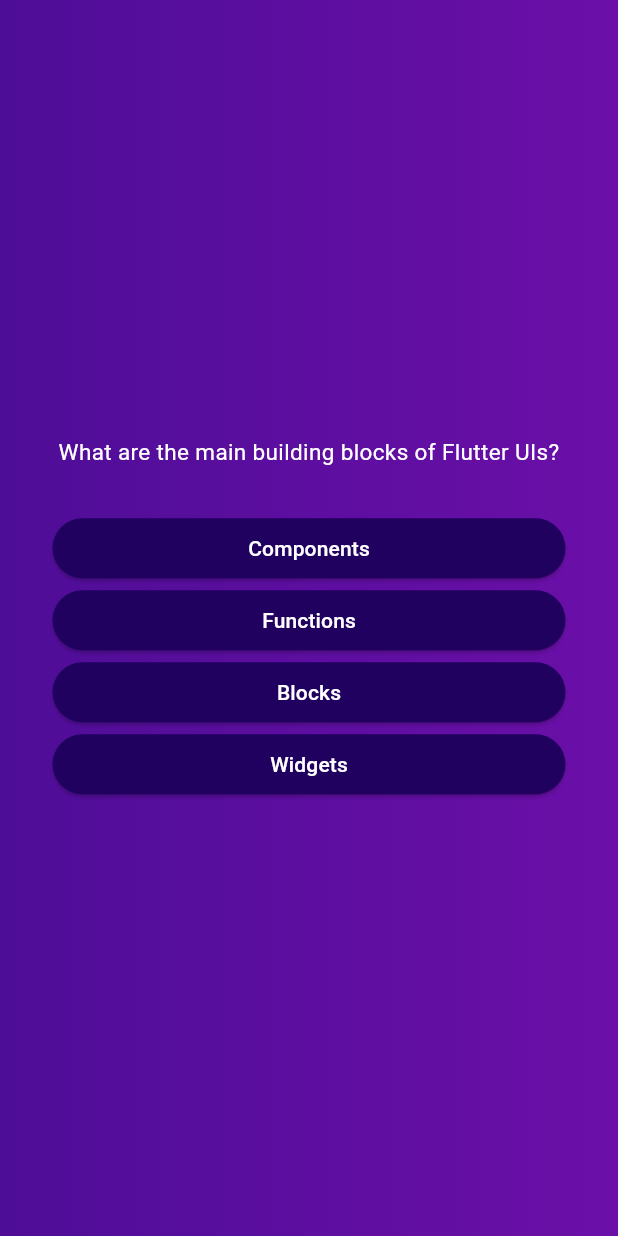
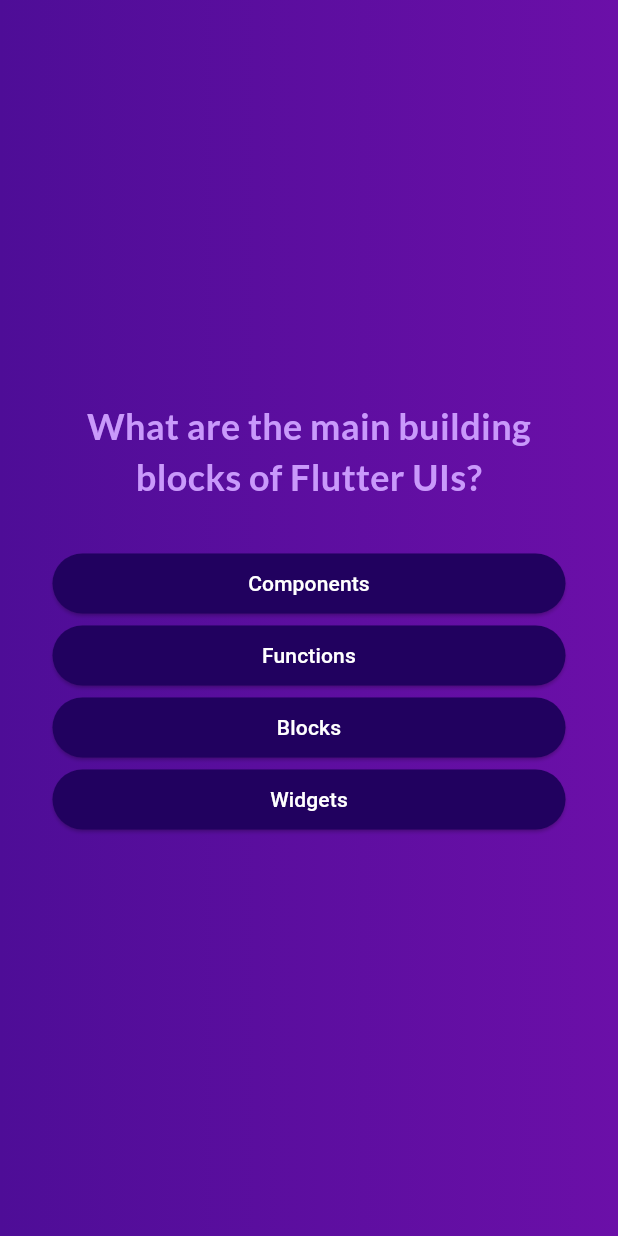
Before and after one commit to Sharoz29/quiz-app-flutter, a Flutter app: the screen it shows after launch, after a tap on "Start Quiz", on a phone screen of 412 x 824 dp. Run offline on Flutter 3.47's test engine with Material 3 defaults, Android fonts, the phone set to English and light mode, and no system bars; our stand-ins replace google_fonts.

Commit message:
Enabling google fonts and text design changes

```diff
--- a/lib/answer_button.dart
+++ b/lib/answer_button.dart
@@ -19,7 +19,7 @@ class AnswerButton extends StatelessWidget {
         ),
         padding: const EdgeInsets.symmetric(horizontal: 40, vertical: 10),
       ),
-      child: Text(answerText),
+      child: Text(answerText, textAlign: TextAlign.center,),
     );
   }
 }
--- a/lib/question_screen.dart
+++ b/lib/question_screen.dart
@@ -2,6 +2,7 @@ import "package:flutter/material.dart";
 import "package:quiz_app/gap_box.dart";
 import "package:quiz_app/answer_button.dart";
 import "package:quiz_app/data/questions.dart";
+import "package:google_fonts/google_fonts.dart";
 
 class QuestionScreen extends StatefulWidget {
   const QuestionScreen({super.key});
@@ -12,10 +13,17 @@ class QuestionScreen extends StatefulWidget {
 }
 
 class _QuestionScreenState extends State<QuestionScreen> {
-  final currentQuestion = questions[0];
+  var currentQuestionIndex = 0;
+
+  void answerQuestion() {
+    setState(() {
+      currentQuestionIndex++;
+    });
+  }
 
   @override
   build(context) {
+    final currentQuestion = questions[currentQuestionIndex];
     return SizedBox(
       width: double.infinity,
       child: Container(
@@ -26,14 +34,17 @@ class _QuestionScreenState extends State<QuestionScreen> {
           children: [
             Text(
               currentQuestion.text,
-              style: const TextStyle(color: Colors.white, fontSize: 15),
+              style: GoogleFonts.lato(
+                  color: const Color.fromARGB(255, 201, 153, 251),
+                  fontSize: 24,
+                  fontWeight: FontWeight.bold),
               textAlign: TextAlign.center,
             ),
             const GapBox(givenHeight: 30),
             ...currentQuestion.getShuffleAnswers().map(
               (item) {
                 return AnswerButton(
-                  onTap: () {},
+                  onTap: answerQuestion,
                   answerText: item,
                 );
               },
--- a/pubspec.yaml
+++ b/pubspec.yaml
@@ -35,6 +35,7 @@ dependencies:
   # The following adds the Cupertino Icons font to your application.
   # Use with the CupertinoIcons class for iOS style icons.
   cupertino_icons: ^1.0.6
+  google_fonts: ^6.1.0
 
 dev_dependencies:
   flutter_test:
```
Also changed, not shown: pubspec.lock, 7 other files.
